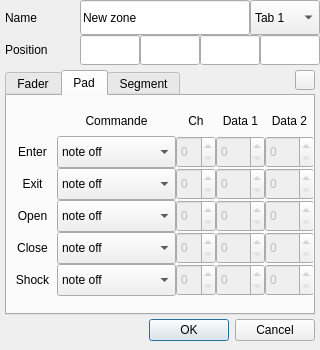
Above: code/Hadrien/QCvWindow/src/UI/zoneeditor.ui from Amxx/MDMA before the change. Below: the same form after it.
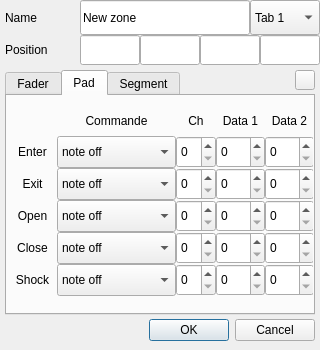
That is the form after the change. The open tabs and pages were chosen to show the change. Icons and pictures are not drawn.

```diff
--- a/code/Hadrien/QCvWindow/src/UI/zoneeditor.ui
+++ b/code/Hadrien/QCvWindow/src/UI/zoneeditor.ui
@@ -520,7 +520,7 @@
     </widget>
     <widget class="QSpinBox" name="spinBox_enter_1">
      <property name="enabled">
-      <bool>false</bool>
+      <bool>true</bool>
      </property>
      <property name="geometry">
       <rect>
@@ -604,7 +604,7 @@
     </widget>
     <widget class="QSpinBox" name="spinBox_exit_1">
      <property name="enabled">
-      <bool>false</bool>
+      <bool>true</bool>
      </property>
      <property name="geometry">
       <rect>
@@ -620,7 +620,7 @@
     </widget>
     <widget class="QSpinBox" name="spinBox_open_1">
      <property name="enabled">
-      <bool>false</bool>
+      <bool>true</bool>
      </property>
      <property name="geometry">
       <rect>
@@ -636,7 +636,7 @@
     </widget>
     <widget class="QSpinBox" name="spinBox_close_1">
      <property name="enabled">
-      <bool>false</bool>
+      <bool>true</bool>
      </property>
      <property name="geometry">
       <rect>
@@ -652,7 +652,7 @@
     </widget>
     <widget class="QSpinBox" name="spinBox_shock_1">
      <property name="enabled">
-      <bool>false</bool>
+      <bool>true</bool>
      </property>
      <property name="geometry">
       <rect>
@@ -668,7 +668,7 @@
     </widget>
     <widget class="QSpinBox" name="spinBox_enter_2">
      <property name="enabled">
-      <bool>false</bool>
+      <bool>true</bool>
      </property>
      <property name="geometry">
       <rect>
@@ -687,7 +687,7 @@
     </widget>
     <widget class="QSpinBox" name="spinBox_exit_2">
      <property name="enabled">
-      <bool>false</bool>
+      <bool>true</bool>
      </property>
      <property name="geometry">
       <rect>
@@ -703,7 +703,7 @@
     </widget>
     <widget class="QSpinBox" name="spinBox_open_2">
      <property name="enabled">
-      <bool>false</bool>
+      <bool>true</bool>
      </property>
      <property name="geometry">
       <rect>
@@ -719,7 +719,7 @@
     </widget>
     <widget class="QSpinBox" name="spinBox_close_2">
      <property name="enabled">
-      <bool>false</bool>
+      <bool>true</bool>
      </property>
      <property name="geometry">
       <rect>
@@ -735,7 +735,7 @@
     </widget>
     <widget class="QSpinBox" name="spinBox_shock_2">
      <property name="enabled">
-      <bool>false</bool>
+      <bool>true</bool>
      </property>
      <property name="geometry">
       <rect>
@@ -751,7 +751,7 @@
     </widget>
     <widget class="QSpinBox" name="spinBox_enter_3">
      <property name="enabled">
-      <bool>false</bool>
+      <bool>true</bool>
      </property>
      <property name="geometry">
       <rect>
@@ -767,7 +767,7 @@
     </widget>
     <widget class="QSpinBox" name="spinBox_exit_3">
      <property name="enabled">
-      <bool>false</bool>
+      <bool>true</bool>
      </property>
      <property name="geometry">
       <rect>
@@ -783,7 +783,7 @@
     </widget>
     <widget class="QSpinBox" name="spinBox_open_3">
      <property name="enabled">
-      <bool>false</bool>
+      <bool>true</bool>
      </property>
      <property name="geometry">
       <rect>
@@ -799,7 +799,7 @@
     </widget>
     <widget class="QSpinBox" name="spinBox_close_3">
      <property name="enabled">
-      <bool>false</bool>
+      <bool>true</bool>
      </property>
      <property name="geometry">
       <rect>
@@ -815,7 +815,7 @@
     </widget>
     <widget class="QSpinBox" name="spinBox_shock_3">
      <property name="enabled">
-      <bool>false</bool>
+      <bool>true</bool>
      </property>
      <property name="geometry">
       <rect>
```
Left out of the diff: 29 changed lines with no effect on the pictures.
